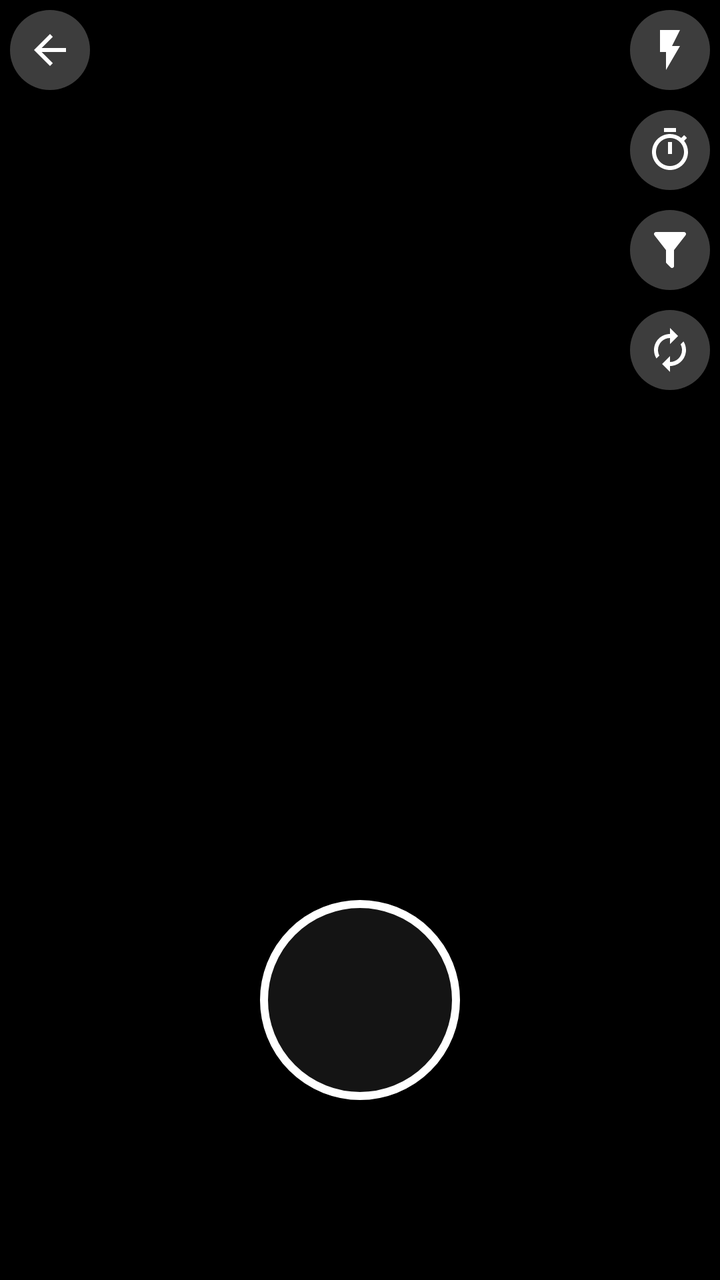
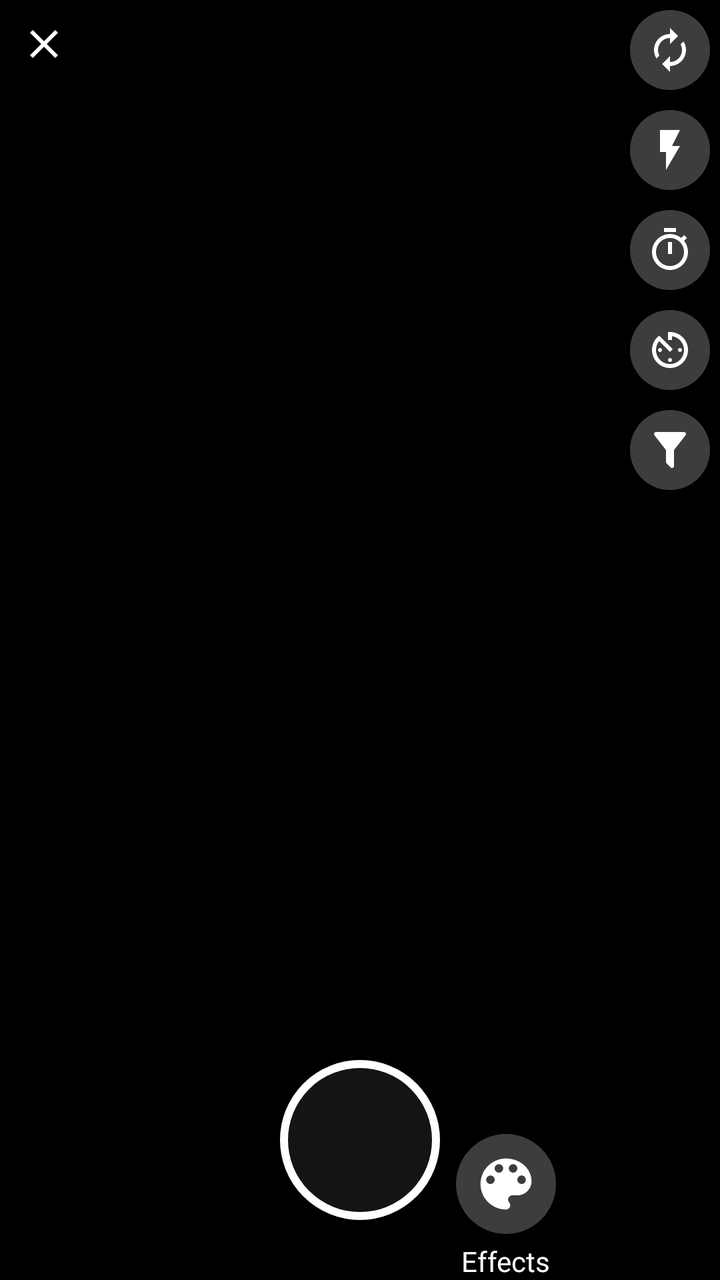

Two renders of the same Android screen: before a commit and after it. Below are the layout's source before the change and the commit's diff.
<!-- AndroidManifest.xml: application theme AppTheme -->
<!-- res/layout/fragment_four_snaps.xml -->
<?xml version="1.0" encoding="utf-8"?>
<RelativeLayout xmlns:android="http://schemas.android.com/apk/res/android"
    xmlns:tools="http://schemas.android.com/tools"
    xmlns:app="http://schemas.android.com/apk/res-auto"
    android:layout_width="match_parent"
    android:layout_height="match_parent"
    android:background="#000000"
    tools:context="com.xheghun.vidit.fragments.FourSnapFragment">


    <TextureView
        android:id="@+id/texture_view"
        android:layout_width="match_parent"
        android:layout_height="match_parent"/>


    <ImageButton
        android:layout_margin="5dp"
        android:id="@+id/back_btn"
        android:background="@drawable/camera_action_bg"
        android:layout_width="wrap_content"
        android:layout_height="wrap_content"
        android:src="@drawable/ic_arrow_back"/>

    <ImageButton
        android:layout_margin="5dp"
        style="@style/flashToggle"
        android:layout_alignParentEnd="true"
        android:id="@+id/flash_toggle_btn"
        android:background="@drawable/camera_action_bg"
        android:layout_width="wrap_content"
        android:layout_height="wrap_content"
        android:src="@drawable/ic_flash_on"/>


    <ImageButton
        android:layout_margin="5dp"
        android:id="@+id/switch_cam_btn"
        android:layout_below="@id/filter_btn"
        android:layout_alignParentEnd="true"
        android:background="@drawable/camera_action_bg"
        android:layout_width="wrap_content"
        android:layout_height="wrap_content"
        android:src="@drawable/ic_autorenew"/>

    <ImageButton
        android:layout_margin="5dp"
        android:id="@+id/timer_btn"
        android:layout_below="@id/flash_toggle_btn"
        android:layout_alignParentEnd="true"
        android:background="@drawable/camera_action_bg"
        android:layout_width="wrap_content"
        android:layout_height="wrap_content"
        android:src="@drawable/ic_timer"/>


    <ImageButton
        android:layout_margin="5dp"
        android:id="@+id/filter_btn"
        android:layout_below="@id/timer_btn"
        android:layout_alignParentEnd="true"
        android:background="@drawable/camera_action_bg"
        android:layout_width="wrap_content"
        android:layout_height="wrap_content"
        android:src="@drawable/ic_filter"/>


    <ImageButton
        android:id="@+id/snap_btn"
        android:background="@drawable/circle_outline"
        android:clickable="true"
        android:focusable="true"
        android:layout_width="wrap_content"
        android:layout_height="wrap_content"
        android:layout_centerHorizontal="true"
        android:layout_above="@id/clear_btn"/>

    <com.google.android.material.floatingactionbutton.FloatingActionButton
        android:visibility="gone"
        android:id="@+id/next_btn"
        android:layout_width="wrap_content"
        android:layout_height="wrap_content"
        android:layout_toEndOf="@id/snap_btn"
        android:layout_margin="5dp"
        app:backgroundTint="@color/colorPrimary"
        android:src="@drawable/ic_arrow_forward"
        android:layout_above="@id/clear_btn"
        app:fabSize="mini" />

    <TextView
        android:background="?attr/selectableItemBackgroundBorderless"
        android:visibility="invisible"
        android:clickable="true"
        android:focusable="true"
        android:layout_marginBottom="50dp"
        android:id="@+id/clear_btn"
        android:layout_width="wrap_content"
        android:layout_height="wrap_content"
        android:drawableStart="@drawable/ic_clear"
        android:layout_alignParentBottom="true"
        android:gravity="center"
        android:padding="4dp"
        android:layout_marginTop="8dp"
        android:layout_centerHorizontal="true"/>

    <androidx.recyclerview.widget.RecyclerView
        android:visibility="gone"
        android:id="@+id/image_frame_recycler_view"
        android:layout_width="match_parent"
        android:layout_height="wrap_content"
        android:layout_marginStart="4dp"
        android:layout_marginEnd="4dp"
        android:layout_above="@id/snap_btn"/>

</RelativeLayout>
<!-- resources referenced by this layout -->
<resources>
  <color name="colorPrimary">#2196F3</color>
  <!-- drawable camera_action_bg (drawable) -->
  <?xml version="1.0" encoding="utf-8"?>
  <shape xmlns:android="http://schemas.android.com/apk/res/android"
      android:shape="rectangle">
      <solid android:color="#906d6d6d"/>
      <corners android:radius="200dp"/>
      <padding android:bottom="8dp"
          android:top="8dp"
          android:left="8dp"
          android:right="8dp"/>
  </shape>
  <!-- drawable circle_outline (drawable) -->
  <?xml version="1.0" encoding="utf-8"?>
  <shape xmlns:android="http://schemas.android.com/apk/res/android" android:shape="oval">
   <stroke android:color="#ffffff"
       android:width="4dp"/>
      <corners android:radius="150dp"/>
      <solid android:color="#90242424"/>
      <size android:width="100dp"
          android:height="100dp"/>
  </shape>
  <!-- drawable ic_arrow_back (drawable) -->
  <vector xmlns:android="http://schemas.android.com/apk/res/android"
          android:width="24dp"
          android:height="24dp"
          android:tint="#fff"
          android:viewportWidth="24.0"
          android:viewportHeight="24.0">
      <path
          android:fillColor="#FF000000"
          android:pathData="M20,11H7.83l5.59,-5.59L12,4l-8,8 8,8 1.41,-1.41L7.83,13H20v-2z"/>
  </vector>
  <!-- drawable ic_arrow_forward (drawable) -->
  <vector android:height="24dp" android:tint="#FFFFFF"
      android:viewportHeight="24.0" android:viewportWidth="24.0"
      android:width="24dp" xmlns:android="http://schemas.android.com/apk/res/android">
      <path android:fillColor="#FF000000" android:pathData="M12,4l-1.41,1.41L16.17,11H4v2h12.17l-5.58,5.59L12,20l8,-8z"/>
  </vector>
  <style name="flashToggle" parent="android:Theme.Black">
          <item name="android:buttonStyleToggle">@style/Widget.Button.Toggle.Flash</item>
          <item name="android:textOn" />
          <item name="android:textOff" />
      </style>
  <style name="AppTheme" parent="Theme.MaterialComponents.Light.DarkActionBar">
  
          
          <item name="colorPrimary">@color/colorPrimary</item>
          <item name="colorPrimaryDark">@color/colorPrimaryDark</item>
          <item name="colorAccent">@color/colorAccent</item>
      </style>
  <style name="Widget.Button.Toggle.Flash" parent="android:Widget">
          <item name="android:background">@drawable/toggle_btn_bg</item>
          <item name="android:disabledAlpha">?android:attr/disabledAlpha</item>
      </style>
  <color name="colorPrimaryDark">#1976D2</color>
  <color name="colorAccent">#607D8B</color>
  <!-- drawable toggle_btn_bg (drawable) -->
  <?xml version="1.0" encoding="utf-8"?>
  <layer-list xmlns:android="http://schemas.android.com/apk/res/android">
      <item android:id="@android:id/background"
          android:drawable="@android:color/transparent"/>
      <item android:id="@android:id/toggle"
          android:drawable="@drawable/toggle_btn_ic"/>
  </layer-list>
  <!-- drawable toggle_btn_ic (drawable) -->
  <?xml version="1.0" encoding="utf-8"?>
  <selector xmlns:android="http://schemas.android.com/apk/res/android">
      <item android:state_checked="false"
          android:drawable="@drawable/ic_flash_off"/>
      <item android:state_checked="true"
          android:drawable="@drawable/ic_flash_on"/>
  </selector>
  <!-- drawable ic_flash_off (drawable) -->
  <vector xmlns:android="http://schemas.android.com/apk/res/android"
          android:width="24dp"
          android:height="24dp"
          android:viewportWidth="24.0"
          android:viewportHeight="24.0">
      <path
          android:fillColor="#FFFFFF"
          android:pathData="M3.27,3L2,4.27l5,5V13h3v9l3.58,-6.14L17.73,20 19,18.73 3.27,3zM17,10h-4l4,-8H7v2.18l8.46,8.46L17,10z"/>
  </vector>
  <!-- unchanged entries left out for length: 5 -->
</resources>

<!-- the commit's change to res/layout/fragment_four_snaps.xml (unified diff, before → after) -->
@@ -13,103 +13,95 @@
         android:layout_width="match_parent"
         android:layout_height="match_parent"/>
 
-
     <ImageButton
         android:layout_margin="5dp"
         android:id="@+id/back_btn"
-        android:background="@drawable/camera_action_bg"
+        android:clickable="true"
+        android:focusable="true"
+        android:padding="@dimen/dp5"
+        android:background="?attr/selectableItemBackgroundBorderless"
         android:layout_width="wrap_content"
         android:layout_height="wrap_content"
-        android:src="@drawable/ic_arrow_back"/>
+        android:src="@drawable/ic_clear"/>
+
+
+    <LinearLayout
+        android:layout_width="wrap_content"
+        android:layout_height="wrap_content"
+        android:layout_alignParentEnd="true"
+        android:orientation="vertical">
+        <ImageButton
+            style="@style/clickableImageButton"
+            android:layout_margin="5dp"
+            android:id="@+id/switch_cam_btn"
+            android:layout_width="wrap_content"
+            android:layout_height="wrap_content"
+            android:src="@drawable/ic_autorenew"/>
+        <ImageButton
+            android:layout_margin="5dp"
+            style="@style/clickableImageButton"
+            android:id="@+id/flash_toggle_btn"
+            android:layout_width="wrap_content"
+            android:layout_height="wrap_content"
+            android:src="@drawable/ic_flash_on"/>
+        <ImageButton
+            style="@style/clickableImageButton"
+            android:layout_margin="5dp"
+            android:id="@+id/timer_btn"
+            android:layout_width="wrap_content"
+            android:layout_height="wrap_content"
+            android:src="@drawable/ic_timer"/>
+        <ImageButton
+            style="@style/clickableImageButton"
+            android:layout_margin="5dp"
+            android:id="@+id/speed_btn"
+            android:layout_width="wrap_content"
+            android:layout_height="wrap_content"
+            android:src="@drawable/ic_speed"/>
+        <ImageButton
+            style="@style/clickableImageButton"
+            android:layout_margin="5dp"
+            android:id="@+id/filter_btn"
+            android:layout_width="wrap_content"
+            android:layout_height="wrap_content"
+            android:src="@drawable/ic_filter"/>
+    </LinearLayout>
 
     <ImageButton
-        android:layout_margin="5dp"
-        style="@style/flashToggle"
-        android:layout_alignParentEnd="true"
-        android:id="@+id/flash_toggle_btn"
-        android:background="@drawable/camera_action_bg"
-        android:layout_width="wrap_content"
-        android:layout_height="wrap_content"
-        android:src="@drawable/ic_flash_on"/>
-
-
-    <ImageButton
-        android:layout_margin="5dp"
-        android:id="@+id/switch_cam_btn"
-        android:layout_below="@id/filter_btn"
-        android:layout_alignParentEnd="true"
-        android:background="@drawable/camera_action_bg"
-        android:layout_width="wrap_content"
-        android:layout_height="wrap_content"
-        android:src="@drawable/ic_autorenew"/>
-
-    <ImageButton
-        android:layout_margin="5dp"
-        android:id="@+id/timer_btn"
-        android:layout_below="@id/flash_toggle_btn"
-        android:layout_alignParentEnd="true"
-        android:background="@drawable/camera_action_bg"
-        android:layout_width="wrap_content"
-        android:layout_height="wrap_content"
-        android:src="@drawable/ic_timer"/>
-
-
-    <ImageButton
-        android:layout_margin="5dp"
-        android:id="@+id/filter_btn"
-        android:layout_below="@id/timer_btn"
-        android:layout_alignParentEnd="true"
-        android:background="@drawable/camera_action_bg"
-        android:layout_width="wrap_content"
-        android:layout_height="wrap_content"
-        android:src="@drawable/ic_filter"/>
-
-
-    <ImageButton
+        android:layout_marginBottom="30dp"
         android:id="@+id/snap_btn"
         android:background="@drawable/circle_outline"
+        android:layout_alignParentBottom="true"
         android:clickable="true"
         android:focusable="true"
         android:layout_width="wrap_content"
         android:layout_height="wrap_content"
-        android:layout_centerHorizontal="true"
-        android:layout_above="@id/clear_btn"/>
+        android:layout_centerHorizontal="true"/>
 
-    <com.google.android.material.floatingactionbutton.FloatingActionButton
-        android:visibility="gone"
-        android:id="@+id/next_btn"
+    <LinearLayout
+        android:id="@+id/effects_btn"
+        android:clickable="true"
+        android:focusable="true"
+        android:layout_alignParentBottom="true"
+        android:layout_toEndOf="@id/snap_btn"
+        android:layout_marginStart="8dp"
+        android:gravity="center"
         android:layout_width="wrap_content"
         android:layout_height="wrap_content"
-        android:layout_toEndOf="@id/snap_btn"
-        android:layout_margin="5dp"
-        app:backgroundTint="@color/colorPrimary"
-        android:src="@drawable/ic_arrow_forward"
-        android:layout_above="@id/clear_btn"
-        app:fabSize="mini" />
+        android:orientation="vertical">
+        <ImageButton
+            style="@style/clickableImageButton"
+            android:layout_width="wrap_content"
+            android:layout_height="wrap_content"
+            android:src="@drawable/ic_color_lens"/>
+        <TextView
+            android:layout_marginTop="4dp"
+            android:layout_width="wrap_content"
+            android:layout_height="wrap_content"
+            android:text="@string/effects"
+            android:textColor="@android:color/white"
+            android:fontFamily="@font/open_sans_bold"/>
 
-    <TextView
-        android:background="?attr/selectableItemBackgroundBorderless"
-        android:visibility="invisible"
-        android:clickable="true"
-        android:focusable="true"
-        android:layout_marginBottom="50dp"
-        android:id="@+id/clear_btn"
-        android:layout_width="wrap_content"
-        android:layout_height="wrap_content"
-        android:drawableStart="@drawable/ic_clear"
-        android:layout_alignParentBottom="true"
-        android:gravity="center"
-        android:padding="4dp"
-        android:layout_marginTop="8dp"
-        android:layout_centerHorizontal="true"/>
-
-    <androidx.recyclerview.widget.RecyclerView
-        android:visibility="gone"
-        android:id="@+id/image_frame_recycler_view"
-        android:layout_width="match_parent"
-        android:layout_height="wrap_content"
-        android:layout_marginStart="4dp"
-        android:layout_marginEnd="4dp"
-        android:layout_above="@id/snap_btn"/>
+    </LinearLayout>
 
 </RelativeLayout>
<!-- resource entries referenced after the edit -->
@@ -1,17 +1,35 @@
 <!-- resources referenced by this layout -->
 <resources>
+  <dimen name="dp5">5dp</dimen>
   <color name="colorPrimary">#2196F3</color>
   <!-- drawable camera_action_bg (drawable) -->
   <?xml version="1.0" encoding="utf-8"?>
-  <shape xmlns:android="http://schemas.android.com/apk/res/android"
-      android:shape="rectangle">
-      <solid android:color="#906d6d6d"/>
-      <corners android:radius="200dp"/>
-      <padding android:bottom="8dp"
-          android:top="8dp"
-          android:left="8dp"
-          android:right="8dp"/>
-  </shape>
+  <ripple xmlns:android="http://schemas.android.com/apk/res/android"
+      android:color="@color/colorPrimary">
+      <item android:id="@android:id/mask">
+          <shape android:shape="rectangle">
+              <solid android:color="#906d6d6d" />
+              <corners android:radius="200dp" />
+              <padding
+                  android:bottom="8dp"
+                  android:left="8dp"
+                  android:right="8dp"
+                  android:top="8dp" />
+          </shape>
+      </item>
+      <item android:id="@android:id/background">
+          <shape
+              android:shape="rectangle">
+              <solid android:color="#906d6d6d"/>
+              <corners android:radius="200dp"/>
+              <padding android:bottom="8dp"
+                  android:top="8dp"
+                  android:left="8dp"
+                  android:right="8dp"/>
+          </shape>
+      </item>
+  </ripple>
+  <string name="app_name">TalkGap</string>
   <!-- drawable circle_outline (drawable) -->
   <?xml version="1.0" encoding="utf-8"?>
   <shape xmlns:android="http://schemas.android.com/apk/res/android" android:shape="oval">
@@ -19,30 +37,27 @@
        android:width="4dp"/>
       <corners android:radius="150dp"/>
       <solid android:color="#90242424"/>
-      <size android:width="100dp"
-          android:height="100dp"/>
+      <size android:width="80dp"
+          android:height="80dp"/>
   </shape>
-  <!-- drawable ic_arrow_back (drawable) -->
-  <vector xmlns:android="http://schemas.android.com/apk/res/android"
-          android:width="24dp"
-          android:height="24dp"
-          android:tint="#fff"
-          android:viewportWidth="24.0"
-          android:viewportHeight="24.0">
-      <path
-          android:fillColor="#FF000000"
-          android:pathData="M20,11H7.83l5.59,-5.59L12,4l-8,8 8,8 1.41,-1.41L7.83,13H20v-2z"/>
+  <!-- drawable ic_color_lens (drawable) -->
+  <vector android:height="34dp" android:tint="#FFFFFF"
+      android:viewportHeight="24.0" android:viewportWidth="24.0"
+      android:width="34dp" xmlns:android="http://schemas.android.com/apk/res/android">
+      <path android:fillColor="#FF000000" android:pathData="M12,3c-4.97,0 -9,4.03 -9,9s4.03,9 9,9c0.83,0 1.5,-0.67 1.5,-1.5 0,-0.39 -0.15,-0.74 -0.39,-1.01 -0.23,-0.26 -0.38,-0.61 -0.38,-0.99 0,-0.83 0.67,-1.5 1.5,-1.5L16,16c2.76,0 5,-2.24 5,-5 0,-4.42 -4.03,-8 -9,-8zM6.5,12c-0.83,0 -1.5,-0.67 -1.5,-1.5S5.67,9 6.5,9 8,9.67 8,10.5 7.33,12 6.5,12zM9.5,8C8.67,8 8,7.33 8,6.5S8.67,5 9.5,5s1.5,0.67 1.5,1.5S10.33,8 9.5,8zM14.5,8c-0.83,0 -1.5,-0.67 -1.5,-1.5S13.67,5 14.5,5s1.5,0.67 1.5,1.5S15.33,8 14.5,8zM17.5,12c-0.83,0 -1.5,-0.67 -1.5,-1.5S16.67,9 17.5,9s1.5,0.67 1.5,1.5 -0.67,1.5 -1.5,1.5z"/>
   </vector>
-  <!-- drawable ic_arrow_forward (drawable) -->
+  <!-- drawable ic_speed (drawable) -->
   <vector android:height="24dp" android:tint="#FFFFFF"
       android:viewportHeight="24.0" android:viewportWidth="24.0"
       android:width="24dp" xmlns:android="http://schemas.android.com/apk/res/android">
-      <path android:fillColor="#FF000000" android:pathData="M12,4l-1.41,1.41L16.17,11H4v2h12.17l-5.58,5.59L12,20l8,-8z"/>
+      <path android:fillColor="#FF000000" android:pathData="M11,17c0,0.55 0.45,1 1,1s1,-0.45 1,-1 -0.45,-1 -1,-1 -1,0.45 -1,1zM11,3v4h2L13,5.08c3.39,0.49 6,3.39 6,6.92 0,3.87 -3.13,7 -7,7s-7,-3.13 -7,-7c0,-1.68 0.59,-3.22 1.58,-4.42L12,13l1.41,-1.41 -6.8,-6.8v0.02C4.42,6.45 3,9.05 3,12c0,4.97 4.02,9 9,9 4.97,0 9,-4.03 9,-9s-4.03,-9 -9,-9h-1zM18,12c0,-0.55 -0.45,-1 -1,-1s-1,0.45 -1,1 0.45,1 1,1 1,-0.45 1,-1zM6,12c0,0.55 0.45,1 1,1s1,-0.45 1,-1 -0.45,-1 -1,-1 -1,0.45 -1,1z"/>
   </vector>
-  <style name="flashToggle" parent="android:Theme.Black">
-          <item name="android:buttonStyleToggle">@style/Widget.Button.Toggle.Flash</item>
-          <item name="android:textOn" />
-          <item name="android:textOff" />
+  <string name="effects">Effects</string>
+  <style name="clickableImageButton">
+          <item name="android:background">@drawable/camera_action_bg</item>
+          <item name="android:clickable">true</item>
+          <item name="android:focusable">true</item>
+          <item name="android:contentDescription">@string/app_name</item>
       </style>
   <style name="AppTheme" parent="Theme.MaterialComponents.Light.DarkActionBar">
   
@@ -51,38 +66,8 @@
           <item name="colorPrimaryDark">@color/colorPrimaryDark</item>
           <item name="colorAccent">@color/colorAccent</item>
       </style>
-  <style name="Widget.Button.Toggle.Flash" parent="android:Widget">
-          <item name="android:background">@drawable/toggle_btn_bg</item>
-          <item name="android:disabledAlpha">?android:attr/disabledAlpha</item>
-      </style>
   <color name="colorPrimaryDark">#1976D2</color>
   <color name="colorAccent">#607D8B</color>
-  <!-- drawable toggle_btn_bg (drawable) -->
-  <?xml version="1.0" encoding="utf-8"?>
-  <layer-list xmlns:android="http://schemas.android.com/apk/res/android">
-      <item android:id="@android:id/background"
-          android:drawable="@android:color/transparent"/>
-      <item android:id="@android:id/toggle"
-          android:drawable="@drawable/toggle_btn_ic"/>
-  </layer-list>
-  <!-- drawable toggle_btn_ic (drawable) -->
-  <?xml version="1.0" encoding="utf-8"?>
-  <selector xmlns:android="http://schemas.android.com/apk/res/android">
-      <item android:state_checked="false"
-          android:drawable="@drawable/ic_flash_off"/>
-      <item android:state_checked="true"
-          android:drawable="@drawable/ic_flash_on"/>
-  </selector>
-  <!-- drawable ic_flash_off (drawable) -->
-  <vector xmlns:android="http://schemas.android.com/apk/res/android"
-          android:width="24dp"
-          android:height="24dp"
-          android:viewportWidth="24.0"
-          android:viewportHeight="24.0">
-      <path
-          android:fillColor="#FFFFFF"
-          android:pathData="M3.27,3L2,4.27l5,5V13h3v9l3.58,-6.14L17.73,20 19,18.73 3.27,3zM17,10h-4l4,-8H7v2.18l8.46,8.46L17,10z"/>
-  </vector>
   <!-- unchanged entries left out for length: 5 -->
 </resources>
 
